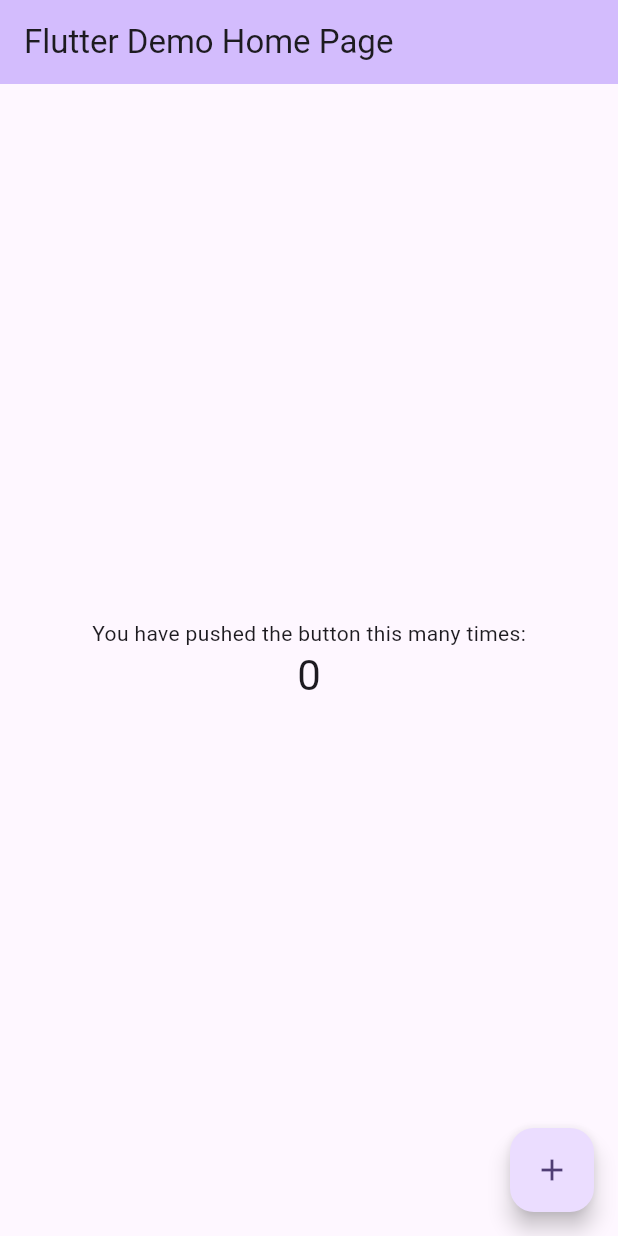
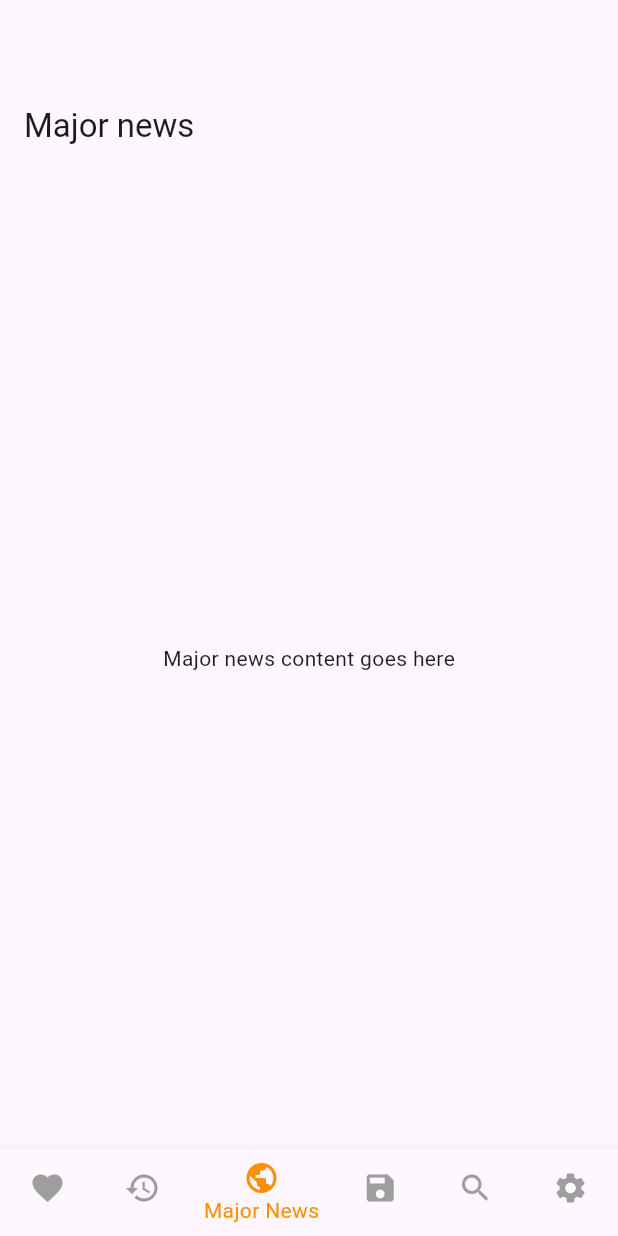
Before and after one commit to testtesttesttest45/Hungry-News, a Flutter app: the screen it shows after launch, on a phone screen of 412 x 824 dp. Run offline on Flutter 3.47's test engine with Material 3 defaults, Android fonts, the phone set to English and light mode, and no system bars.

Commit message:
Added 6 pages and navigation bar

```diff
--- a/hungry_news/lib/main.dart
+++ b/hungry_news/lib/main.dart
@@ -1,4 +1,10 @@
 import 'package:flutter/material.dart';
+import 'pages/preference_news_page.dart';
+import 'pages/past_news_page.dart';
+import 'pages/major_news_page.dart';
+import 'pages/saved_news_page.dart';
+import 'pages/search_page.dart';
+import 'pages/settings_page.dart';
 
 void main() {
   runApp(const MyApp());
@@ -7,120 +13,70 @@ void main() {
 class MyApp extends StatelessWidget {
   const MyApp({super.key});
 
-  // This widget is the root of your application.
   @override
   Widget build(BuildContext context) {
     return MaterialApp(
-      title: 'Flutter Demo',
+      title: 'Hungry News',
       debugShowCheckedModeBanner: false,
       theme: ThemeData(
-        // This is the theme of your application.
-        //
-        // TRY THIS: Try running your application with "flutter run". You'll see
-        // the application has a purple toolbar. Then, without quitting the app,
-        // try changing the seedColor in the colorScheme below to Colors.green
-        // and then invoke "hot reload" (save your changes or press the "hot
-        // reload" button in a Flutter-supported IDE, or press "r" if you used
-        // the command line to start the app).
-        //
-        // Notice that the counter didn't reset back to zero; the application
-        // state is not lost during the reload. To reset the state, use hot
-        // restart instead.
-        //
-        // This works for code too, not just values: Most code changes can be
-        // tested with just a hot reload.
         colorScheme: ColorScheme.fromSeed(seedColor: Colors.deepPurple),
         useMaterial3: true,
       ),
-      home: const MyHomePage(title: 'Flutter Demo Home Page'),
+      home: const MyHomePage(),
     );
   }
 }
 
 class MyHomePage extends StatefulWidget {
-  const MyHomePage({super.key, required this.title});
-
-  // This widget is the home page of your application. It is stateful, meaning
-  // that it has a State object (defined below) that contains fields that affect
-  // how it looks.
-
-  // This class is the configuration for the state. It holds the values (in this
-  // case the title) provided by the parent (in this case the App widget) and
-  // used by the build method of the State. Fields in a Widget subclass are
-  // always marked "final".
-
-  final String title;
+  const MyHomePage({super.key});
 
   @override
   State<MyHomePage> createState() => _MyHomePageState();
 }
 
 class _MyHomePageState extends State<MyHomePage> {
-  int _counter = 0;
+  int _selectedIndex = 2; // display Major News page by default
 
-  void _incrementCounter() {
+  static const List<Widget> _pages = [
+    PreferenceNewsPage(),
+    PastNewsPage(),
+    MajorNewsPage(),
+    SavedNewsPage(),
+    SearchPage(),
+    SettingsPage(),
+  ];
+
+  void _onItemTapped(int index) {
     setState(() {
-      // This call to setState tells the Flutter framework that something has
-      // changed in this State, which causes it to rerun the build method below
-      // so that the display can reflect the updated values. If we changed
-      // _counter without calling setState(), then the build method would not be
-      // called again, and so nothing would appear to happen.
-      _counter++;
+      _selectedIndex = index;
     });
   }
 
   @override
   Widget build(BuildContext context) {
-    // This method is rerun every time setState is called, for instance as done
-    // by the _incrementCounter method above.
-    //
-    // The Flutter framework has been optimized to make rerunning build methods
-    // fast, so that you can just rebuild anything that needs updating rather
-    // than having to individually change instances of widgets.
     return Scaffold(
       appBar: AppBar(
-        // TRY THIS: Try changing the color here to a specific color (to
-        // Colors.amber, perhaps?) and trigger a hot reload to see the AppBar
-        // change color while the other colors stay the same.
-        backgroundColor: Theme.of(context).colorScheme.inversePrimary,
-        // Here we take the value from the MyHomePage object that was created by
-        // the App.build method, and use it to set our appbar title.
-        title: Text(widget.title),
+        // title: Text(widget.title),
       ),
-      body: Center(
-        // Center is a layout widget. It takes a single child and positions it
-        // in the middle of the parent.
-        child: Column(
-          // Column is also a layout widget. It takes a list of children and
-          // arranges them vertically. By default, it sizes itself to fit its
-          // children horizontally, and tries to be as tall as its parent.
-          //
-          // Column has various properties to control how it sizes itself and
-          // how it positions its children. Here we use mainAxisAlignment to
-          // center the children vertically; the main axis here is the vertical
-          // axis because Columns are vertical (the cross axis would be
-          // horizontal).
-          //
-          // TRY THIS: Invoke "debug painting" (choose the "Toggle Debug Paint"
-          // action in the IDE, or press "p" in the console), to see the
-          // wireframe for each widget.
-          mainAxisAlignment: MainAxisAlignment.center,
-          children: <Widget>[
-            const Text(
-              'You have pushed the button this many times:',
-            ),
-            Text(
-              '$_counter',
-              style: Theme.of(context).textTheme.headlineMedium,
-            ),
-          ],
-        ),
+      body: IndexedStack(
+        index: _selectedIndex,
+        children: _pages,
       ),
-      floatingActionButton: FloatingActionButton(
-        onPressed: _incrementCounter,
-        tooltip: 'Increment',
-        child: const Icon(Icons.add),
-      ), // This trailing comma makes auto-formatting nicer for build methods.
+      bottomNavigationBar: BottomNavigationBar(
+        items: const <BottomNavigationBarItem>[
+          BottomNavigationBarItem(icon: Icon(Icons.favorite), label: 'Preferences'),
+          BottomNavigationBarItem(icon: Icon(Icons.history), label: 'Past News'),
+          BottomNavigationBarItem(icon: Icon(Icons.public), label: 'Major News'),
+          BottomNavigationBarItem(icon: Icon(Icons.save), label: 'Saved News'),
+          BottomNavigationBarItem(icon: Icon(Icons.search), label: 'Search'),
+          BottomNavigationBarItem(icon: Icon(Icons.settings), label: 'Settings'),
+        ],
+        currentIndex: _selectedIndex,
+        selectedItemColor: Colors.amber[800],
+        unselectedItemColor: Colors.grey,
+        onTap: _onItemTapped,
+        backgroundColor: Theme.of(context).colorScheme.surface,
+      ),
     );
   }
 }
--- /dev/null
+++ b/hungry_news/lib/pages/major_news_page.dart
@@ -0,0 +1,17 @@
+import 'package:flutter/material.dart';
+
+class MajorNewsPage extends StatelessWidget {
+  const MajorNewsPage({super.key});
+
+  @override
+  Widget build(BuildContext context) {
+    return Scaffold(
+      appBar: AppBar(
+        title: const Text('Major news'),
+      ),
+      body: const Center(
+        child: Text('Major news content goes here'),
+      ),
+    );
+  }
+}
```
Also changed, not shown: hungry_news/lib/pages/past_news_page.dart (added, +17 -0 lines), hungry_news/lib/pages/preference_news_page.dart (added, +17 -0 lines), hungry_news/lib/pages/saved_news_page.dart (added, +17 -0 lines), hungry_news/lib/pages/search_page.dart (added, +17 -0 lines), hungry_news/lib/pages/settings_page.dart (added, +17 -0 lines), 4 other files.
